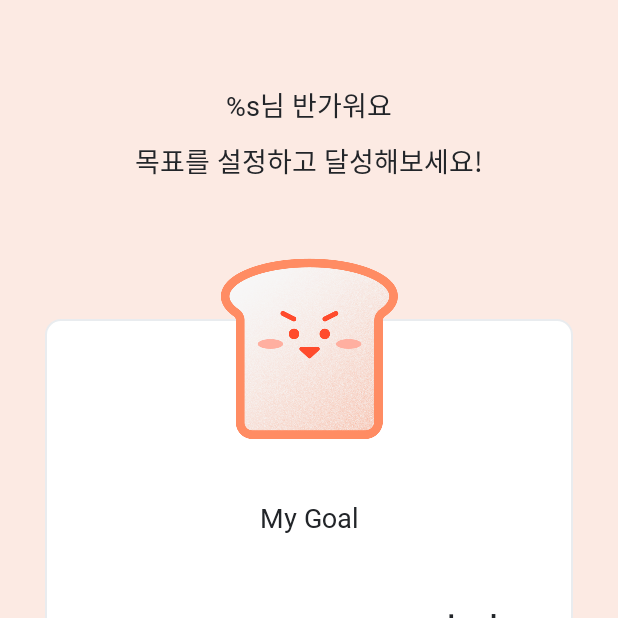
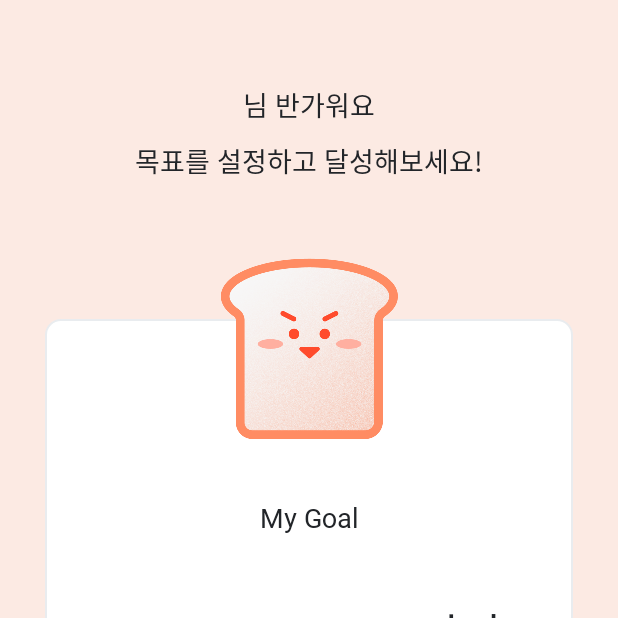
Before and after one commit to teamTost/Tost_Android, an Android app: the screen it shows after launch (GoalActivity), on a phone screen of 412 x 824 dp, the top half of it. Run offline under Robolectric (Android 15) with nearby library versions, the phone set to English and light mode, and no system bars; our stand-ins replace Dagger/Hilt's generated code, Timber, data binding; libraries missing offline, so code that uses them is left out: androidx.hilt.lifecycle, com.orhanobut.logger; pictures from the network do not load; 3 statements that could not run were skipped.

Commit message:
[Feat] 목표 기간 설정 뷰 작성

```diff
--- a/app/src/main/java/com/tost/presentation/goal/GoalActivity.kt
+++ b/app/src/main/java/com/tost/presentation/goal/GoalActivity.kt
@@ -1,33 +1,55 @@
 package com.tost.presentation.goal
 
-import android.content.Intent
 import android.os.Bundle
-import android.widget.TextView
+import androidx.activity.viewModels
 import androidx.appcompat.app.AppCompatActivity
-import com.tost.R
+import com.tost.databinding.ActivityGoalBinding
 import com.tost.presentation.goal.dialog.DatePickBottomSheet
+import com.tost.presentation.utils.showToast
 import dagger.hilt.android.AndroidEntryPoint
 import java.util.*
 
 @AndroidEntryPoint
-class GoalActivity : AppCompatActivity() {
+class GoalActivity : AppCompatActivity(), DatePickBottomSheet.OnDatePickListener {
+
+    private val goalViewModel: GoalViewModel by viewModels()
 
     override fun onCreate(savedInstanceState: Bundle?) {
         super.onCreate(savedInstanceState)
-        setContentView(R.layout.activity_goal)
 
-        deployDatePicker()
+        val binding = ActivityGoalBinding.inflate(layoutInflater)
+        setContentView(binding.root)
+        initView(binding)
     }
 
-    override fun onActivityResult(requestCode: Int, resultCode: Int, data: Intent?) {
-        super.onActivityResult(requestCode, resultCode, data)
-
-//        val date = data?.getSerializableExtra(DatePickBottomSheet.KEY_DATE) as Date
-//        findViewById<TextView>(R.id.text_goal_date)
+    private fun initView(binding: ActivityGoalBinding) {
+        binding.lifecycleOwner = this
+        binding.viewModel = goalViewModel
+        binding.buttonGoalDate.setOnClickListener { deployDatePicker() }
+        binding.buttonGoalLevel.setOnClickListener { }
     }
 
     private fun deployDatePicker() {
-        DatePickBottomSheet()
-            .show(supportFragmentManager, "dialog")
+        val bottomSheet = supportFragmentManager
+            .findFragmentByTag(TAG_DATE_BOTTOM_SHEET) as? DatePickBottomSheet
+            ?: DatePickBottomSheet()
+        bottomSheet.setOnDatePickListener(this)
+        bottomSheet.show(supportFragmentManager, TAG_DATE_BOTTOM_SHEET)
+    }
+
+    override fun onDatePick(date: Date) {
+        if (date.time < System.currentTimeMillis()) {
+            showToast("과거는 설정할 수 없어요")
+            return
+        }
+        goalViewModel.refreshSelectedDate(date)
+    }
+
+//    private fun deployLevelPicker() {
+//
+//    }
+
+    companion object {
+        private const val TAG_DATE_BOTTOM_SHEET = "date_bottom_sheet"
     }
 }
--- /dev/null
+++ b/app/src/main/java/com/tost/presentation/goal/GoalViewModel.kt
@@ -0,0 +1,40 @@
+package com.tost.presentation.goal
+
+import androidx.hilt.lifecycle.ViewModelInject
+import androidx.lifecycle.LiveData
+import androidx.lifecycle.MutableLiveData
+import androidx.lifecycle.ViewModel
+import androidx.lifecycle.viewModelScope
+import com.tost.data.repository.GoogleAuthRepository
+import com.tost.data.repository.UserRepository
+import kotlinx.coroutines.launch
+import java.util.*
+
+/**
+ * Created By Malibin
+ * on 12월 23, 2020
+ */
+
+class GoalViewModel @ViewModelInject constructor(
+    private val googleAuthRepository: GoogleAuthRepository
+) : ViewModel() {
+    private val _userName = MutableLiveData<String>()
+    val userName: LiveData<String>
+        get() = _userName
+
+    private val _selectedDate = MutableLiveData<Date>()
+    val selectedDate: LiveData<Date>
+        get() = _selectedDate
+
+    init {
+        initViewModel()
+    }
+
+    private fun initViewModel() = viewModelScope.launch {
+        _userName.value = googleAuthRepository.getName()
+    }
+
+    fun refreshSelectedDate(date: Date) {
+        _selectedDate.value = date
+    }
+}
--- a/app/src/main/java/com/tost/presentation/goal/dialog/DatePickBottomSheet.kt
+++ b/app/src/main/java/com/tost/presentation/goal/dialog/DatePickBottomSheet.kt
@@ -1,7 +1,5 @@
 package com.tost.presentation.goal.dialog
 
-import android.app.Activity
-import android.content.Intent
 import android.os.Bundle
 import android.view.LayoutInflater
 import android.view.View
@@ -19,6 +17,8 @@ import java.util.*
 
 class DatePickBottomSheet : BottomSheetDialogFragment() {
 
+    private var onDatePickListener: OnDatePickListener? = null
+
     override fun getTheme() = R.style.Widget_AppTheme_BottomSheet
 
     override fun onCreateView(
@@ -35,6 +35,11 @@ class DatePickBottomSheet : BottomSheetDialogFragment() {
         binding.buttonSubmit.setOnClickListener { onSubmitClick(getPickedDate(binding)) }
     }
 
+    private fun onSubmitClick(date: Date) {
+        onDatePickListener?.onDatePick(date)
+        dismiss()
+    }
+
     private fun getPickedDate(binding: BottomSheetDateSelectBinding): Date {
         val day = NUMBER_FORMAT.format(binding.pickerDate.dayOfMonth)
         val month = NUMBER_FORMAT.format(binding.pickerDate.month + 1)
@@ -44,18 +49,16 @@ class DatePickBottomSheet : BottomSheetDialogFragment() {
             ?: throw IllegalArgumentException("Cannot convert date")
     }
 
-    private fun onSubmitClick(date: Date) {
-        val intent = Intent()
-        intent.putExtra(KEY_DATE, date)
-        targetFragment?.onActivityResult(targetRequestCode, Activity.RESULT_OK, intent)
-        dismiss()
+    fun setOnDatePickListener(listener: OnDatePickListener?) {
+        this.onDatePickListener = listener
     }
 
     companion object {
-        const val REQUEST_CODE = 2000
-        const val KEY_DATE = "date"
-
         private const val NUMBER_FORMAT = "%02d"
         private const val DATE_FORMAT = "yyyyMMdd"
     }
+
+    fun interface OnDatePickListener {
+        fun onDatePick(date: Date)
+    }
 }
--- a/app/src/main/java/com/tost/presentation/utils/BindingAdapter.kt
+++ b/app/src/main/java/com/tost/presentation/utils/BindingAdapter.kt
@@ -2,6 +2,7 @@ package com.tost.presentation.utils
 
 import android.widget.ImageView
 import android.widget.TextView
+import androidx.core.content.ContextCompat
 import androidx.databinding.BindingAdapter
 import com.bumptech.glide.Glide
 import com.tost.R
@@ -28,7 +29,7 @@ fun bindingProgress(tostProgressBar: TostProgressBar, progress: Int?) {
     tostProgressBar.progress = progress ?: return
 }
 
-@BindingAdapter("date")
+@BindingAdapter("date_text")
 fun bindingDate(textView: TextView, date: Date?) {
     if (date == null) return
     val format = SimpleDateFormat("yyyy. MM. dd", Locale.KOREA)
--- a/app/src/main/res/layout/activity_goal.xml
+++ b/app/src/main/res/layout/activity_goal.xml
@@ -1,4 +1,13 @@
 <?xml version="1.0" encoding="utf-8"?>
+<layout>
+
+    <data>
+
+        <variable
+            name="viewModel"
+            type="com.tost.presentation.goal.GoalViewModel" />
+    </data>
+
     <androidx.constraintlayout.widget.ConstraintLayout xmlns:android="http://schemas.android.com/apk/res/android"
         xmlns:app="http://schemas.android.com/apk/res-auto"
         xmlns:tools="http://schemas.android.com/tools"
@@ -13,7 +22,7 @@
             android:layout_width="wrap_content"
             android:layout_height="wrap_content"
             android:layout_marginTop="56dp"
-        android:text="@string/welcome_nickname"
+            android:text="@{@string/welcome_nickname(viewModel.userName)}"
             app:layout_constraintEnd_toEndOf="parent"
             app:layout_constraintStart_toStartOf="parent"
             app:layout_constraintTop_toTopOf="parent" />
@@ -58,19 +67,21 @@
                 app:layout_constraintTop_toTopOf="parent" />
 
             <TextView
-            android:id="@+id/text_goal_date"
+                android:id="@+id/button_goal_date"
                 android:layout_width="wrap_content"
                 android:layout_height="wrap_content"
                 android:layout_marginTop="48dp"
                 android:fontFamily="@font/gmarketsansbold"
                 android:includeFontPadding="false"
                 android:text="@string/yyyy_mm_dd"
-            android:textColor="@color/blue_grey_cf"
+                android:textColor="@{viewModel.selectedDate == null ? @color/blue_grey_cf : @color/main_orange}"
                 android:textSize="30dp"
+                app:date_text="@{viewModel.selectedDate}"
                 app:layout_constraintHorizontal_chainStyle="packed"
                 app:layout_constraintLeft_toLeftOf="parent"
                 app:layout_constraintRight_toLeftOf="@id/textView25"
-            app:layout_constraintTop_toBottomOf="@+id/textView22" />
+                app:layout_constraintTop_toBottomOf="@+id/textView22"
+                tools:textColor="@color/blue_grey_cf" />
 
             <TextView
                 android:id="@+id/textView25"
@@ -82,14 +93,14 @@
                 android:text="@string/to"
                 android:textColor="@color/blue_grey_22"
                 android:textSize="30dp"
-            app:layout_constraintBottom_toBottomOf="@+id/text_goal_date"
-            app:layout_constraintLeft_toRightOf="@id/text_goal_date"
+                app:layout_constraintBottom_toBottomOf="@+id/button_goal_date"
+                app:layout_constraintLeft_toRightOf="@id/button_goal_date"
                 app:layout_constraintRight_toRightOf="parent"
-            app:layout_constraintTop_toTopOf="@+id/text_goal_date"
+                app:layout_constraintTop_toTopOf="@+id/button_goal_date"
                 app:layout_constraintVertical_bias="0.65999997" />
 
             <TextView
-            android:id="@+id/textView26"
+                android:id="@+id/button_goal_level"
                 android:layout_width="wrap_content"
                 android:layout_height="wrap_content"
                 android:layout_marginTop="24dp"
@@ -101,7 +112,7 @@
                 app:layout_constraintHorizontal_chainStyle="packed"
                 app:layout_constraintLeft_toLeftOf="parent"
                 app:layout_constraintRight_toLeftOf="@id/textView27"
-            app:layout_constraintTop_toBottomOf="@+id/text_goal_date" />
+                app:layout_constraintTop_toBottomOf="@+id/button_goal_date" />
 
             <TextView
                 android:id="@+id/textView27"
@@ -113,10 +124,10 @@
                 android:text="@string/to_achieve"
                 android:textColor="@color/blue_grey_22"
                 android:textSize="30dp"
-            app:layout_constraintBottom_toBottomOf="@+id/textView26"
-            app:layout_constraintLeft_toRightOf="@id/textView26"
+                app:layout_constraintBottom_toBottomOf="@+id/button_goal_level"
+                app:layout_constraintLeft_toRightOf="@id/button_goal_level"
                 app:layout_constraintRight_toRightOf="parent"
-            app:layout_constraintTop_toTopOf="@+id/textView26"
+                app:layout_constraintTop_toTopOf="@+id/button_goal_level"
                 app:layout_constraintVertical_bias="0.65999997" />
         </androidx.constraintlayout.widget.ConstraintLayout>
 
@@ -132,7 +143,7 @@
             app:srcCompat="@drawable/img_illust_bread" />
 
         <TextView
-        android:id="@+id/textView23"
+            android:id="@+id/button_start"
             style="@style/BlackButton"
             android:layout_width="0dp"
             android:layout_height="wrap_content"
@@ -144,3 +155,4 @@
             app:layout_constraintStart_toStartOf="@+id/constraintLayout3"
             app:layout_constraintTop_toBottomOf="@+id/constraintLayout3" />
     </androidx.constraintlayout.widget.ConstraintLayout>
+</layout>
--- a/app/src/main/res/values/strings.xml
+++ b/app/src/main/res/values/strings.xml
@@ -91,4 +91,5 @@
     <string name="level_n">Level. N </string>
     <string name="to_achieve">달성하기</string>
     <string name="start_with_tost">TOST와 함께 시작하기</string>
+    <string name="cannot_select_past">과거는 설정할 수 없어요</string>
 </resources>
```
Lines whose indentation alone changed are shown as unchanged.
